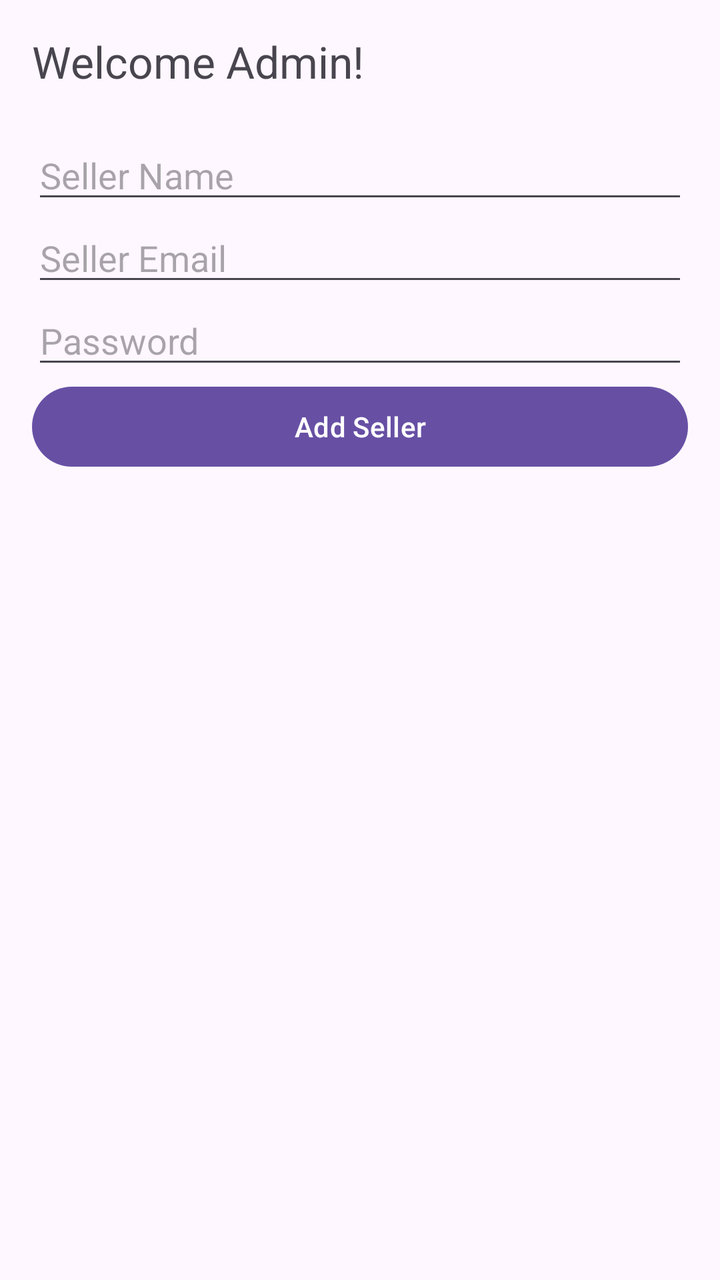
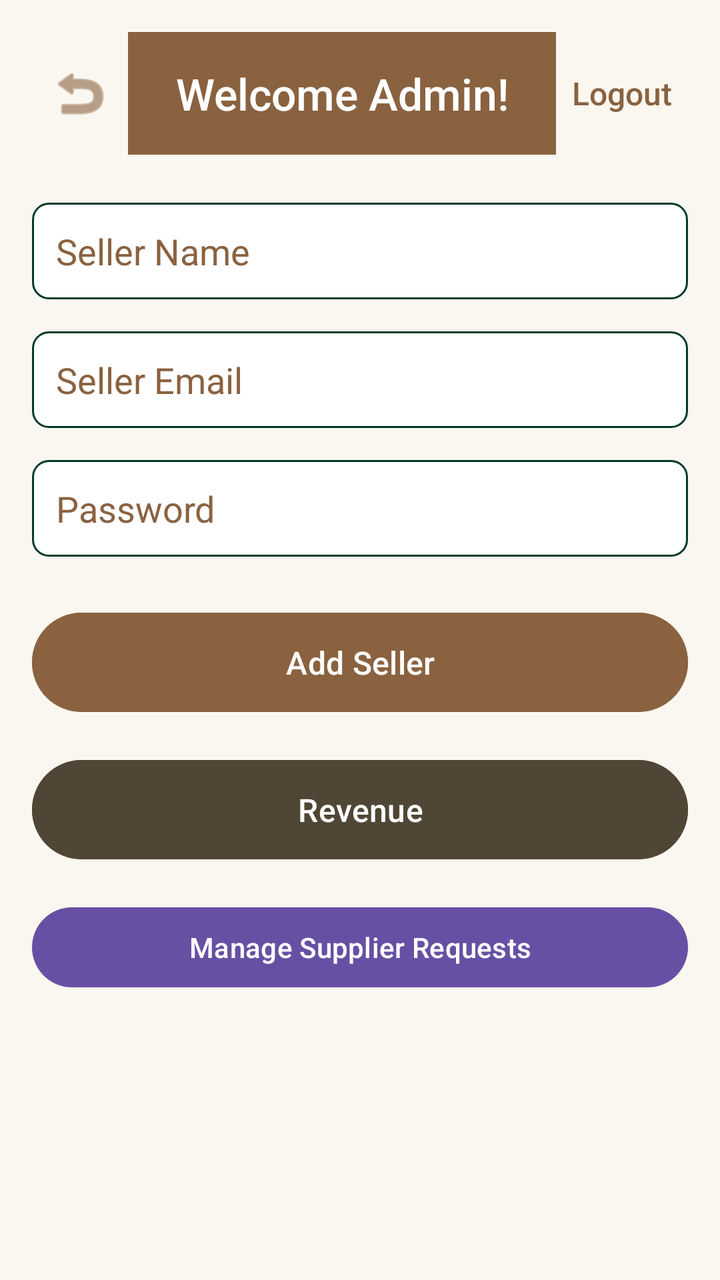

Screens rendered from an Android XML layout before and after an edit, with the pre-edit source and the edit as a unified diff.
<!-- AndroidManifest.xml: application theme Theme.FurnitureStore -->
<!-- res/layout/activity_admin_dashboard.xml -->
<?xml version="1.0" encoding="utf-8"?>
<LinearLayout
    xmlns:android="http://schemas.android.com/apk/res/android"
    android:padding="16dp"
    android:orientation="vertical"
    android:layout_width="match_parent"
    android:layout_height="match_parent">

    <TextView
        android:text="Welcome Admin!"
        android:textSize="22sp"
        android:layout_width="wrap_content"
        android:layout_height="wrap_content"
        android:paddingBottom="20dp"/>

    <EditText
        android:id="@+id/editSellerName"
        android:layout_width="match_parent"
        android:layout_height="wrap_content"
        android:hint="Seller Name" />

    <EditText
        android:id="@+id/editSellerEmail"
        android:layout_width="match_parent"
        android:layout_height="wrap_content"
        android:hint="Seller Email" />

    <EditText
        android:id="@+id/editSellerPassword"
        android:layout_width="match_parent"
        android:layout_height="wrap_content"
        android:hint="Password"
        android:inputType="textPassword" />

    <Button
        android:id="@+id/buttonAddSeller"
        android:layout_width="match_parent"
        android:layout_height="wrap_content"
        android:text="Add Seller" />

</LinearLayout>
<!-- resources referenced by this layout -->
<resources>
  <style name="Theme.FurnitureStore" parent="Base.Theme.FurnitureStore" />
  <style name="Base.Theme.FurnitureStore" parent="Theme.Material3.DayNight.NoActionBar">
          
          
      </style>
</resources>

<!-- the commit's change to res/layout/activity_admin_dashboard.xml (unified diff, before → after) -->
@@ -1,41 +1,126 @@
 <?xml version="1.0" encoding="utf-8"?>
-<LinearLayout
-    xmlns:android="http://schemas.android.com/apk/res/android"
-    android:padding="16dp"
-    android:orientation="vertical"
+<ScrollView xmlns:android="http://schemas.android.com/apk/res/android"
     android:layout_width="match_parent"
-    android:layout_height="match_parent">
+    android:layout_height="match_parent"
+    xmlns:app="http://schemas.android.com/apk/res-auto"
+    android:background="#FAF7F0"
+    android:fillViewport="true">
 
-    <TextView
-        android:text="Welcome Admin!"
-        android:textSize="22sp"
-        android:layout_width="wrap_content"
-        android:layout_height="wrap_content"
-        android:paddingBottom="20dp"/>
-
-    <EditText
-        android:id="@+id/editSellerName"
+    <LinearLayout
         android:layout_width="match_parent"
         android:layout_height="wrap_content"
-        android:hint="Seller Name" />
+        android:orientation="vertical"
+        android:padding="16dp"
+        android:fitsSystemWindows="true">
 
-    <EditText
-        android:id="@+id/editSellerEmail"
-        android:layout_width="match_parent"
-        android:layout_height="wrap_content"
-        android:hint="Seller Email" />
+        
+        <LinearLayout
+            android:layout_width="match_parent"
+            android:layout_height="wrap_content"
+            android:orientation="horizontal"
+            android:gravity="center_vertical"
+            android:paddingBottom="24dp">
 
-    <EditText
-        android:id="@+id/editSellerPassword"
-        android:layout_width="match_parent"
-        android:layout_height="wrap_content"
-        android:hint="Password"
-        android:inputType="textPassword" />
+            <ImageView
+                android:id="@+id/buttonGoBack"
+                android:layout_width="wrap_content"
+                android:layout_height="wrap_content"
+                android:src="@android:drawable/ic_menu_revert"
+                android:padding="8dp"
+                android:contentDescription="Back"
+                app:tint="#8A6240" />
 
-    <Button
-        android:id="@+id/buttonAddSeller"
-        android:layout_width="match_parent"
-        android:layout_height="wrap_content"
-        android:text="Add Seller" />
+            <TextView
+                android:layout_width="0dp"
+                android:layout_weight="1"
+                android:layout_height="wrap_content"
+                android:text="Welcome Admin!"
+                android:textSize="22sp"
+                android:textColor="#FFFFFF"
+                android:background="#8A6240"
+                android:gravity="center"
+                android:padding="16dp"
+                android:fontFamily="sans-serif-medium" />
 
-</LinearLayout>
+            <TextView
+                android:id="@+id/textLogout"
+                android:layout_width="wrap_content"
+                android:layout_height="wrap_content"
+                android:text="Logout"
+                android:textColor="#8A6240"
+                android:textSize="16sp"
+                android:clickable="true"
+                android:focusable="true"
+                android:padding="8dp"
+                android:fontFamily="sans-serif-medium" />
+        </LinearLayout>
+
+        
+        <EditText
+            android:id="@+id/editSellerName"
+            android:layout_width="match_parent"
+            android:layout_height="wrap_content"
+            android:hint="Seller Name"
+            android:background="@drawable/edit_text_background"
+            android:layout_marginBottom="16dp"
+            android:padding="12dp"
+            android:textColor="#000000"
+            android:textColorHint="#8A6240" />
+
+        <EditText
+            android:id="@+id/editSellerEmail"
+            android:layout_width="match_parent"
+            android:layout_height="wrap_content"
+            android:hint="Seller Email"
+            android:background="@drawable/edit_text_background"
+            android:layout_marginBottom="16dp"
+            android:padding="12dp"
+            android:textColor="#000000"
+            android:textColorHint="#8A6240"
+            android:inputType="textEmailAddress" />
+
+        <EditText
+            android:id="@+id/editSellerPassword"
+            android:layout_width="match_parent"
+            android:layout_height="wrap_content"
+            android:hint="Password"
+            android:background="@drawable/edit_text_background"
+            android:layout_marginBottom="24dp"
+            android:padding="12dp"
+            android:textColor="#000000"
+            android:textColorHint="#8A6240"
+            android:inputType="textPassword" />
+
+        <Button
+            android:id="@+id/buttonAddSeller"
+            android:layout_width="match_parent"
+            android:layout_height="wrap_content"
+            android:text="Add Seller"
+            android:backgroundTint="#8A6240"
+            android:textColor="#FFFFFF"
+            android:textAllCaps="false"
+            android:padding="14dp"
+            android:textSize="16sp"
+            android:fontFamily="sans-serif-medium" />
+
+        <Button
+            android:id="@+id/buttonRevenue"
+            android:layout_width="match_parent"
+            android:layout_height="wrap_content"
+            android:text="Revenue"
+            android:backgroundTint="#4F4636"
+            android:textColor="#FFFFFF"
+            android:textAllCaps="false"
+            android:padding="14dp"
+            android:layout_marginTop="16dp"
+            android:textSize="16sp"
+            android:fontFamily="sans-serif-medium" />
+        <Button
+            android:id="@+id/buttonViewRequests"
+            android:layout_width="match_parent"
+            android:layout_height="wrap_content"
+            android:text="Manage Supplier Requests"
+            android:layout_marginTop="16dp" />
+
+    </LinearLayout>
+</ScrollView>
<!-- resource entries referenced after the edit -->
@@ -1,5 +1,24 @@
 <!-- resources referenced by this layout -->
 <resources>
+  <!-- drawable edit_text_background (drawable) -->
+  <?xml version="1.0" encoding="utf-8"?>
+  <shape xmlns:android="http://schemas.android.com/apk/res/android"
+      android:shape="rectangle">
+  
+      <solid android:color="#FFFFFF" /> 
+  
+      <stroke
+          android:width="1dp"
+          android:color="#003B2B" /> 
+  
+      <corners android:radius="8dp" /> 
+  
+      <padding
+          android:left="8dp"
+          android:top="8dp"
+          android:right="8dp"
+          android:bottom="8dp" />
+  </shape>
   <style name="Theme.FurnitureStore" parent="Base.Theme.FurnitureStore" />
   <style name="Base.Theme.FurnitureStore" parent="Theme.Material3.DayNight.NoActionBar">
           
